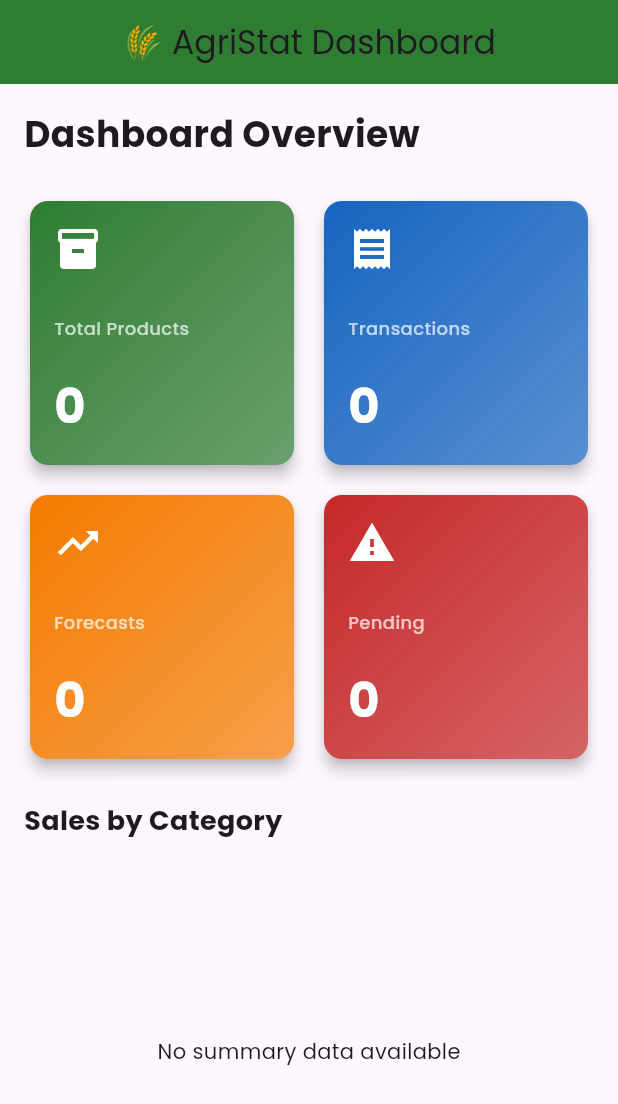
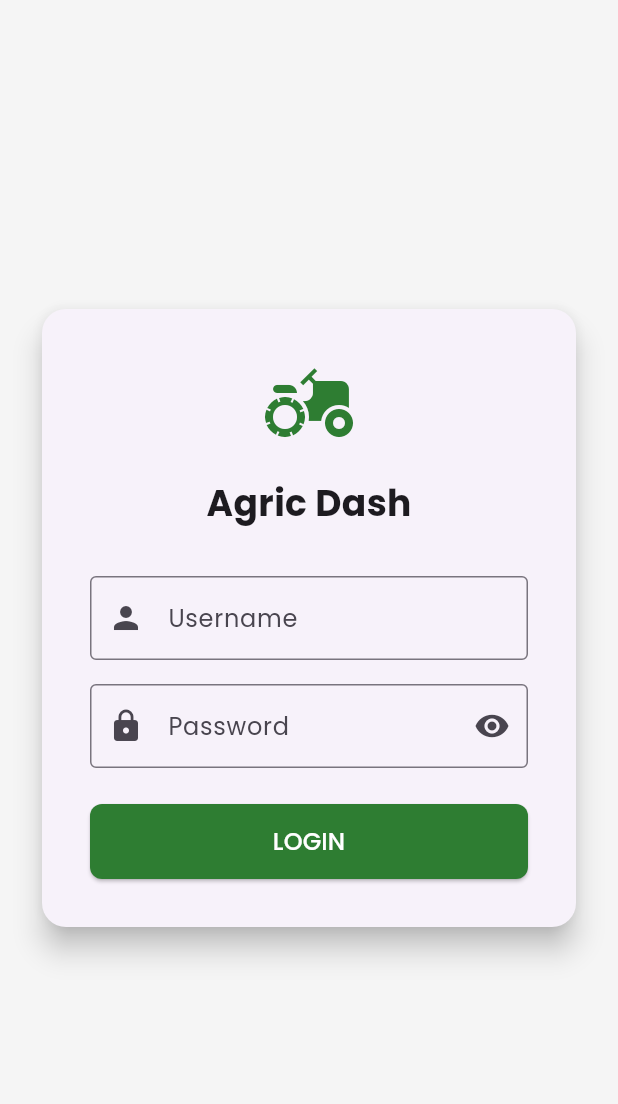
Before and after one commit to muthomijnewton/agri-stat, a Flutter app: the screen it shows after launch, on a phone screen of 412 x 824 dp. Shown: the top 1104 px of the screen. Run offline on Flutter 3.47's test engine with Material 3 defaults, Android fonts, the phone set to English and light mode, and no system bars; our stand-ins replace dio, fl_chart, flutter_secure_storage, logger.

Commit message:
feat: implement authentication flow with secure storage and login screen

```diff
--- a/mobile/lib/main.dart
+++ b/mobile/lib/main.dart
@@ -1,9 +1,11 @@
 import 'package:flutter/material.dart';
+import 'screens/login_screen.dart';
 import 'screens/dashboard_screen.dart';
 import 'screens/products_screen.dart';
 import 'screens/transactions_screen.dart';
 import 'screens/forecasts_screen.dart';
 import 'screens/recommendations_screen.dart';
+import 'services/auth_service.dart'; // <-- Added import for AuthService
 
 void main() {
   runApp(const AgriculturalStatApp());
@@ -14,6 +16,8 @@ class AgriculturalStatApp extends StatelessWidget {
 
   @override
   Widget build(BuildContext context) {
+    final AuthService authService = AuthService();
+
     return MaterialApp(
       title: 'AgriStat Dashboard',
       debugShowCheckedModeBanner: false,
@@ -28,7 +32,29 @@ class AgriculturalStatApp extends StatelessWidget {
           centerTitle: true,
         ),
       ),
-      home: const HomeScreen(),
+      // Use a FutureBuilder to check login status before selecting the initial screen
+      home: FutureBuilder<bool>(
+        future: authService.isLoggedIn(),
+        builder: (context, snapshot) {
+          // While checking storage, display a clean loading screen
+          if (snapshot.connectionState == ConnectionState.waiting) {
+            return const Scaffold(
+              body: Center(
+                child: CircularProgressIndicator(
+                  valueColor: AlwaysStoppedAnimation<Color>(Color(0xFF2E7D32)),
+                ),
+              ),
+            );
+          }
+
+          // If true, route directly to HomeScreen; otherwise, show LoginScreen
+          if (snapshot.hasData && snapshot.data == true) {
+            return const HomeScreen();
+          } else {
+            return const LoginScreen();
+          }
+        },
+      ),
     );
   }
 }
@@ -60,6 +86,9 @@ class _HomeScreenState extends State<HomeScreen> {
       body: _screens[_selectedIndex],
       bottomNavigationBar: BottomNavigationBar(
         currentIndex: _selectedIndex,
+        selectedItemColor: const Color(0xFF2E7D32),
+        unselectedItemColor: Colors.grey,
+        type: BottomNavigationBarType.fixed,
         onTap: (index) {
           setState(() {
             _selectedIndex = index;
@@ -91,5 +120,3 @@ class _HomeScreenState extends State<HomeScreen> {
     );
   }
 }
-
-// Placeholder screens
--- /dev/null
+++ b/mobile/lib/screens/login_screen.dart
@@ -0,0 +1,151 @@
+import 'package:flutter/material.dart';
+import '../services/api_service.dart';
+import '../services/auth_service.dart'; // <-- Added AuthService import
+import '../main.dart';
+
+class LoginScreen extends StatefulWidget {
+  const LoginScreen({super.key});
+
+  @override
+  State<LoginScreen> createState() => _LoginScreenState();
+}
+
+class _LoginScreenState extends State<LoginScreen> {
+  final ApiService _apiService = ApiService();
+  final AuthService _authService = AuthService(); // <-- Initialize AuthService
+  final _formKey = GlobalKey<FormState>();
+  final _usernameController = TextEditingController();
+  final _passwordController = TextEditingController();
+
+  bool _isLoading = false;
+  bool _obscurePassword = true;
+
+  Future<void> _handleLogin() async {
+    if (_formKey.currentState!.validate()) {
+      setState(() => _isLoading = true);
+
+      try {
+        final response = await _apiService.login(
+          _usernameController.text.trim(),
+          _passwordController.text.trim(),
+        );
+
+        if (mounted) {
+          // <-- Save the user data to secure storage before navigating away
+          await _authService.saveUserSession(
+            response['id'].toString(),
+            response['username'].toString(),
+          );
+
+          ScaffoldMessenger.of(context).showSnackBar(
+            SnackBar(content: Text('Welcome back, ${response['username']}!')),
+          );
+
+          Navigator.pushReplacement(
+            context,
+            MaterialPageRoute(builder: (context) => const HomeScreen()),
+          );
+        }
+      } catch (e) {
+        if (mounted) {
+          ScaffoldMessenger.of(context).showSnackBar(
+            const SnackBar(
+              content: Text('Login failed. Please check your credentials.'),
+              backgroundColor: Colors.red,
+            ),
+          );
+        }
+      } finally {
+        if (mounted) {
+          setState(() => _isLoading = false);
+        }
+      }
+    }
+  }
+
+  @override
+  Widget build(BuildContext context) {
+    return Scaffold(
+      backgroundColor: Colors.grey[100],
+      body: Center(
+        child: SingleChildScrollView(
+          padding: const EdgeInsets.all(24.0),
+          child: Card(
+            elevation: 8,
+            shape: RoundedRectangleBorder(borderRadius: BorderRadius.circular(16)),
+            child: Padding(
+              padding: const EdgeInsets.all(32.0),
+              child: Form(
+                key: _formKey,
+                child: Column(
+                  mainAxisSize: MainAxisSize.min,
+                  children: [
+                    const Icon(Icons.agriculture, size: 64, color: Color(0xFF2E7D32)),
+                    const SizedBox(height: 16),
+                    const Text(
+                      'Agric Dash',
+                      style: TextStyle(fontSize: 24, fontWeight: FontWeight.bold),
+                    ),
+                    const SizedBox(height: 32),
+
+                    // Username Field
+                    TextFormField(
+                      controller: _usernameController,
+                      decoration: const InputDecoration(
+                        labelText: 'Username',
+                        prefixIcon: Icon(Icons.person),
+                        border: OutlineInputBorder(),
+                      ),
+                      validator: (value) => value!.isEmpty ? 'Enter your username' : null,
+                    ),
+                    const SizedBox(height: 16),
+
+                    // Password Field
+                    TextFormField(
+                      controller: _passwordController,
+                      obscureText: _obscurePassword,
+                      decoration: InputDecoration(
+                        labelText: 'Password',
+                        prefixIcon: const Icon(Icons.lock),
+                        suffixIcon: IconButton(
+                          icon: Icon(_obscurePassword ? Icons.visibility : Icons.visibility_off),
+                          onPressed: () => setState(() => _obscurePassword = !_obscurePassword),
+                        ),
+                        border: const OutlineInputBorder(),
+                      ),
+                      validator: (value) => value!.isEmpty ? 'Enter your password' : null,
+                    ),
+                    const SizedBox(height: 24),
+
+                    // Login Button
+                    SizedBox(
+                      width: double.infinity,
+                      height: 50,
+                      child: ElevatedButton(
+                        style: ElevatedButton.styleFrom(
+                          backgroundColor: const Color(0xFF2E7D32),
+                          shape: RoundedRectangleBorder(borderRadius: BorderRadius.circular(8)),
+                        ),
+                        onPressed: _isLoading ? null : _handleLogin,
+                        child: _isLoading
+                            ? const CircularProgressIndicator(color: Colors.white)
+                            : const Text('LOGIN', style: TextStyle(fontSize: 16, color: Colors.white)),
+                      ),
+                    ),
+                  ],
+                ),
+              ),
+            ),
+          ),
+        ),
+      ),
+    );
+  }
+
+  @override
+  void dispose() {
+    _usernameController.dispose();
+    _passwordController.dispose();
+    super.dispose();
+  }
+}
--- a/mobile/lib/services/api_service.dart
+++ b/mobile/lib/services/api_service.dart
@@ -2,34 +2,72 @@ import 'package:dio/dio.dart';
 import 'package:logger/logger.dart';
 
 class ApiService {
-  static const String baseUrl = 'https://agric-stat-dash-1.onrender.com/api';
+  // KEEP /api because your backend uses prefix="/api"
+  static const String baseUrl =
+      'https://agric-stat-dash-1.onrender.com/api';
 
-  late Dio _dio;
-  final logger = Logger();
+  late final Dio _dio;
+  final Logger logger = Logger();
 
   ApiService() {
-    _dio = Dio(BaseOptions(
-      baseUrl: baseUrl,
-      connectTimeout: const Duration(seconds: 10),
-      receiveTimeout: const Duration(seconds: 10),
-      contentType: 'application/json',
-      headers: {
-        'Content-Type': 'application/json',
-      },
-    ));
+    _dio = Dio(
+      BaseOptions(
+        baseUrl: baseUrl,
+        connectTimeout: const Duration(seconds: 15),
+        receiveTimeout: const Duration(seconds: 15),
+        headers: {
+          'Content-Type': 'application/json',
+          'Accept': 'application/json',
+        },
+      ),
+    );
 
-    // Add logging interceptor
-    _dio.interceptors.add(
-      LoggingInterceptor(logger),
-    );
+    _dio.interceptors.add(LoggingInterceptor(logger));
   }
 
-  // Products API
-  Future<List<dynamic>> getProducts({int skip = 0, int limit = 100}) async {
+  // ==========================
+  // AUTH
+  // ==========================
+
+  Future<Map<String, dynamic>> login(
+  String username,
+  String password,
+) async {
+  try {
+    final response = await _dio.post(
+      '/auth/login',
+      data: {
+        'username': username,
+        'password': password,
+      },
+      options: Options(
+        contentType: Headers.jsonContentType,
+      ),
+    );
+
+    return Map<String, dynamic>.from(response.data);
+  } on DioException catch (e) {
+    print("STATUS: ${e.response?.statusCode}");
+    print("DATA: ${e.response?.data}");
+    rethrow;
+  }
+}
+
+  // ==========================
+  // PRODUCTS
+  // ==========================
+
+  Future<List<dynamic>> getProducts({
+    int skip = 0,
+    int limit = 100,
+  }) async {
     try {
       final response = await _dio.get(
         '/products',
-        queryParameters: {'skip': skip, 'limit': limit},
+        queryParameters: {
+          'skip': skip,
+          'limit': limit,
+        },
       );
       return response.data;
     } catch (e) {
@@ -58,7 +96,10 @@ class ApiService {
     }
   }
 
-  // Transactions API
+  // ==========================
+  // TRANSACTIONS
+  // ==========================
+
   Future<List<dynamic>> getTransactions({
     int skip = 0,
     int limit = 100,
@@ -73,8 +114,10 @@ class ApiService {
           'skip': skip,
           'limit': limit,
           if (productId != null) 'product_id': productId,
-          if (startDate != null) 'start_date': startDate.toString().split(' ')[0],
-          if (endDate != null) 'end_date': endDate.toString().split(' ')[0],
+          if (startDate != null)
+            'start_date': startDate.toIso8601String().split('T')[0],
+          if (endDate != null)
+            'end_date': endDate.toIso8601String().split('T')[0],
         },
       );
       return response.data;
@@ -94,19 +137,20 @@ class ApiService {
     }
   }
 
-  // --- NEW SUMMARY ENDPOINT ---
   Future<List<dynamic>> fetchSummary() async {
     try {
       final response = await _dio.get('/transactions/summary');
       return response.data;
     } catch (e) {
-      logger.e('Error fetching transaction summary: $e');
+      logger.e('Error fetching summary: $e');
       rethrow;
     }
   }
-  // ----------------------------
 
-  // Forecasts API
+  // ==========================
+  // FORECASTS
+  // ==========================
+
   Future<List<dynamic>> getForecasts({
     int skip = 0,
     int limit = 100,
@@ -121,8 +165,10 @@ class ApiService {
           'skip': skip,
           'limit': limit,
           if (productId != null) 'product_id': productId,
-          if (startDate != null) 'start_date': startDate.toString().split(' ')[0],
-          if (endDate != null) 'end_date': endDate.toString().split(' ')[0],
+          if (startDate != null)
+            'start_date': startDate.toIso8601String().split('T')[0],
+          if (endDate != null)
+            'end_date': endDate.toIso8601String().split('T')[0],
         },
       );
       return response.data;
@@ -132,7 +178,8 @@ class ApiService {
     }
   }
 
-  Future<List<dynamic>> getProductForecasts(int productId, {int days = 30}) async {
+  Future<List<dynamic>> getProductForecasts(int productId,
+      {int days = 30}) async {
     try {
       final response = await _dio.get(
         '/forecasts/product/$productId',
@@ -145,7 +192,10 @@ class ApiService {
     }
   }
 
-  // Recommendations API
+  // ==========================
+  // RECOMMENDATIONS
+  // ==========================
+
   Future<List<dynamic>> getRecommendations({
     int skip = 0,
     int limit = 100,
@@ -171,17 +221,19 @@ class ApiService {
 
   Future<List<dynamic>> getProductRecommendations(int productId) async {
     try {
-      final response = await _dio.get('/recommendations/product/$productId');
+      final response =
+          await _dio.get('/recommendations/product/$productId');
       return response.data;
     } catch (e) {
-      logger.e('Error fetching product recommendations: $e');
+      logger.e('Error fetching recommendations: $e');
       rethrow;
     }
   }
 
   Future<dynamic> approveRecommendation(int id) async {
     try {
-      final response = await _dio.patch('/recommendations/$id/approve');
+      final response =
+          await _dio.patch('/recommendations/$id/approve');
       return response.data;
     } catch (e) {
       logger.e('Error approving recommendation: $e');
@@ -191,7 +243,8 @@ class ApiService {
 
   Future<dynamic> implementRecommendation(int id) async {
     try {
-      final response = await _dio.patch('/recommendations/$id/implement');
+      final response =
+          await _dio.patch('/recommendations/$id/implement');
       return response.data;
     } catch (e) {
       logger.e('Error implementing recommendation: $e');
@@ -199,13 +252,18 @@ class ApiService {
     }
   }
 
-  // Health check
+  // ==========================
+  // HEALTH CHECK
+  // ==========================
+
   Future<bool> checkHealth() async {
     try {
-      final response = await _dio.get('/health');
+      final response =
+          await Dio().get('https://agric-stat-dash-1.onrender.com/health');
+
       return response.statusCode == 200;
     } catch (e) {
-      logger.e('Error checking health: $e');
+      logger.e('Health check error: $e');
       return false;
     }
   }
@@ -213,29 +271,23 @@ class ApiService {
 
 class LoggingInterceptor extends Interceptor {
   final Logger logger;
-
   LoggingInterceptor(this.logger);
 
   @override
   void onRequest(RequestOptions options, RequestInterceptorHandler handler) {
-    logger.d('REQUEST: ${options.method} ${options.path}');
-    logger.d('HEADERS: ${options.headers}');
-    if (options.data != null) {
-      logger.d('DATA: ${options.data}');
-    }
+    logger.d('REQUEST: ${options.method} ${options.uri}');
     super.onRequest(options, handler);
   }
 
   @override
   void onResponse(Response response, ResponseInterceptorHandler handler) {
-    logger.d('RESPONSE: ${response.statusCode} ${response.requestOptions.path}');
-    logger.d('DATA: ${response.data}');
+    logger.d('RESPONSE: ${response.statusCode}');
     super.onResponse(response, handler);
   }
 
   @override
   void onError(DioException err, ErrorInterceptorHandler handler) {
-    logger.e('ERROR: ${err.message}');
+    logger.e('ERROR: ${err.response?.data ?? err.message}');
     logger.e('STATUS: ${err.response?.statusCode}');
     super.onError(err, handler);
   }
--- /dev/null
+++ b/mobile/lib/services/auth_service.dart
@@ -0,0 +1,32 @@
+import 'package:flutter_secure_storage/flutter_secure_storage.dart';
+
+class AuthService {
+  // Create storage instance
+  final _storage = const FlutterSecureStorage();
+
+  // Keys for storage
+  static const _keyUserId = 'user_id';
+  static const _keyUsername = 'username';
+
+  // Save user session
+  Future<void> saveUserSession(String userId, String username) async {
+    await _storage.write(key: _keyUserId, value: userId);
+    await _storage.write(key: _keyUsername, value: username);
+  }
+
+  // Get saved username
+  Future<String?> getUsername() async {
+    return await _storage.read(key: _keyUsername);
+  }
+
+  // Check if user is logged in
+  Future<bool> isLoggedIn() async {
+    String? userId = await _storage.read(key: _keyUserId);
+    return userId != null;
+  }
+
+  // Clear session (Logout)
+  Future<void> logout() async {
+    await _storage.deleteAll();
+  }
+}
--- a/mobile/pubspec.yaml
+++ b/mobile/pubspec.yaml
@@ -28,6 +28,7 @@ dependencies:
   # Local Storage
   shared_preferences: ^2.2.2
   sqflite: ^2.3.0
+  flutter_secure_storage: ^9.0.0 # <--- ADDED THIS LINE
 
   # UI/UX
   flutter_spinkit: ^5.2.0
```
Also changed, not shown: 6 other files.
